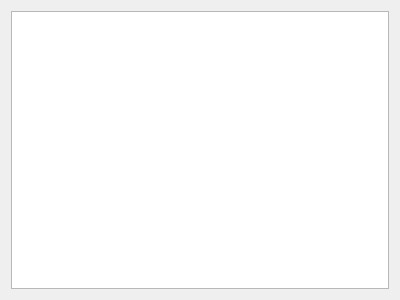
Before: the Qt Designer form TP1/pacientes_atendidos.ui in Naza824/TP1, drawn with Qt 5.
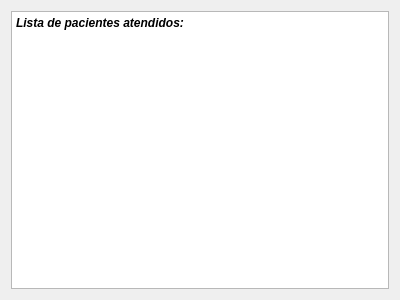
After: the same form once the commit is applied.

```diff
--- a/TP1/pacientes_atendidos.ui
+++ b/TP1/pacientes_atendidos.ui
@@ -15,7 +15,18 @@
   </property>
   <layout class="QGridLayout" name="gridLayout">
    <item row="0" column="0">
-    <widget class="QTextBrowser" name="textBrowser"/>
+    <widget class="QTextBrowser" name="textBrowserPA">
+     <property name="html">
+      <string>&lt;!DOCTYPE HTML PUBLIC &quot;-//W3C//DTD HTML 4.0//EN&quot; &quot;http://www.w3.org/TR/REC-html40/strict.dtd&quot;&gt;
+&lt;html&gt;&lt;head&gt;&lt;meta name=&quot;qrichtext&quot; content=&quot;1&quot; /&gt;&lt;meta charset=&quot;utf-8&quot; /&gt;&lt;style type=&quot;text/css&quot;&gt;
+p, li { white-space: pre-wrap; }
+hr { height: 1px; border-width: 0; }
+li.unchecked::marker { content: &quot;\2610&quot;; }
+li.checked::marker { content: &quot;\2612&quot;; }
+&lt;/style&gt;&lt;/head&gt;&lt;body style=&quot; font-family:'Segoe UI'; font-size:9pt; font-weight:400; font-style:normal;&quot;&gt;
+&lt;p style=&quot; margin-top:0px; margin-bottom:0px; margin-left:0px; margin-right:0px; -qt-block-indent:0; text-indent:0px;&quot;&gt;&lt;span style=&quot; font-weight:700; font-style:italic;&quot;&gt;Lista de pacientes atendidos:&lt;/span&gt;&lt;/p&gt;&lt;/body&gt;&lt;/html&gt;</string>
+     </property>
+    </widget>
    </item>
   </layout>
  </widget>
```
Left out of the diff: 2 changed lines with no effect on the pictures.
